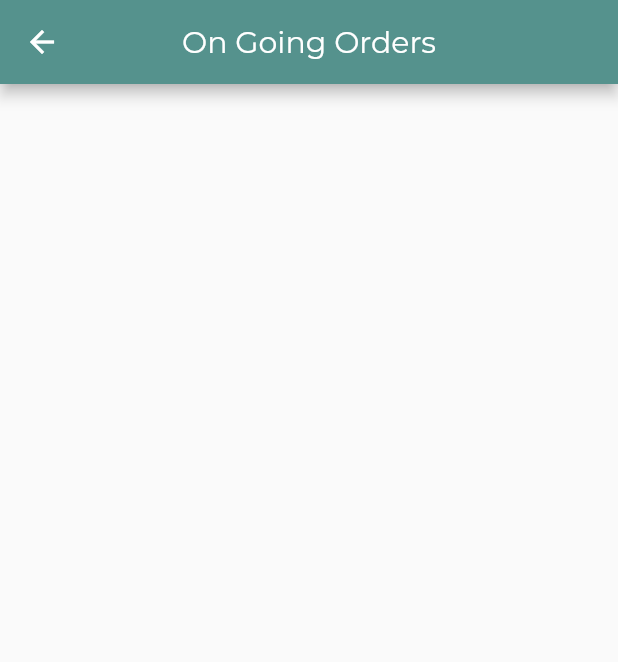
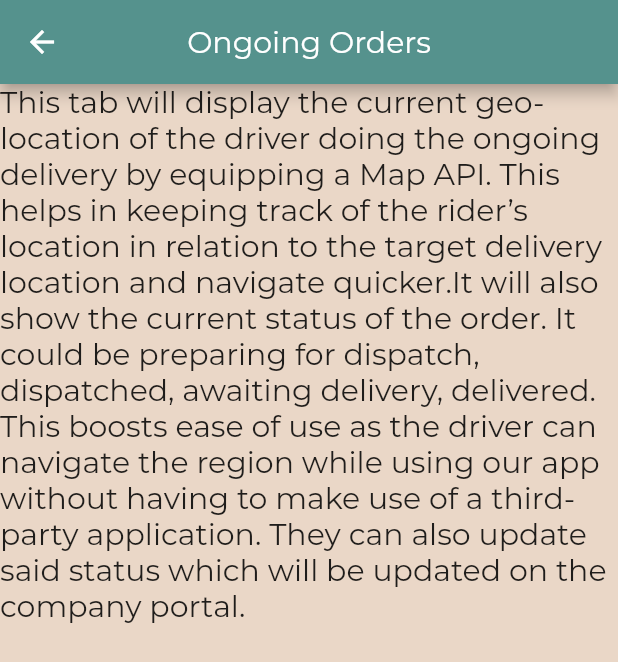
Before and after one commit to yashwanth008/HackathonApp, a Flutter app: the ongoingjobs screen opened by its route, on a phone screen of 412 x 824 dp. Shown: the top 662 px of the screen. Run offline on Flutter 3.47's test engine with Material 2 defaults, Android fonts, the phone set to English and light mode, and no system bars; our stand-ins replace syncfusion_flutter_sliders.

Commit message:
completed with docs

```diff
--- a/lib/bottomnavhire/histroyhire.dart
+++ b/lib/bottomnavhire/histroyhire.dart
@@ -6,11 +6,18 @@ class History extends StatelessWidget {
   @override
   Widget build(BuildContext context) {
     return Scaffold(
+      backgroundColor:Color(0xffEAD7C7),
       appBar:AppBar(
         backgroundColor:Color(0xff55928D),
         title:Text("Order History",style:TextStyle(fontFamily:"Montserrat",fontSize:20.0),),
         centerTitle: true,),
 
+        body:ListView(
+          children: [
+            Text("""Over time, as companies enlist delivery jobs, the details of these trips will be stored in a card format in this tab. Upon clicking these cards, detailed information about this trip will be shown to the company including the star rating received, monetary transactions etc. This enables the company to get access to their past delivery jobs without having to maintain a ledger on their own and in case of a mishap, the people concerned can be reached out to efficiently.""",style: TextStyle(fontFamily:"Montserrat",fontSize:20.0),)
+          ],
+        )
+
     );
   }
 }
--- a/lib/bottomnavhire/statushire.dart
+++ b/lib/bottomnavhire/statushire.dart
@@ -6,10 +6,17 @@ class statushire extends StatelessWidget {
   @override
   Widget build(BuildContext context) {
     return Scaffold(
+      backgroundColor:Color(0xffEAD7C7),
       appBar:AppBar(
         backgroundColor:Color(0xff55928D),
-        title:Text("On Going Order"),
+        title:Text("Ongoing Order"),
         centerTitle: true,),
+
+        body:ListView(
+          children: [
+            Text("""This tab will display the current geo-location of the driver doing the ongoing delivery by equipping a Map API. This helps in keeping track of the rider’s location in relation to the target delivery location and navigate quicker. It will also show the current status of the order. It could be preparing for dispatch, dispatched, awaiting delivery, delivered. A company may have multiple deliveries going on at once. This page will also have a drop-down to toggle between the various trips and see their status all under one tab.This boosts ease of use as the company does not have to reach out to the driver externally to get information on their delivery. """,style: TextStyle(fontFamily:"Montserrat",fontSize:20.0),)
+          ],
+        )
 
     );
   }
--- a/lib/bottomnavhire/wallethire.dart
+++ b/lib/bottomnavhire/wallethire.dart
@@ -6,11 +6,18 @@ class wallethire extends StatelessWidget {
   @override
   Widget build(BuildContext context) {
     return Scaffold(
+      backgroundColor:Color(0xffEAD7C7),
       appBar:AppBar(
         backgroundColor:Color(0xff55928D),
         title:Text("Wallet"),
         centerTitle: true,),
 
+        body:ListView(
+          children: [
+            Text("""A simple tab that holds information on the different payment methods that can be used to make monetary transactions. We think it is important to have a dedicated page for the companies to be able to access their wallet information and how much they’re paying out regularly. This refers to information like what amount they were paid through multiple payment channels like UPI, Credit Cards etc. A simple -Rs X format will be used. For future scope, this would be very helpful to create data-analytics illustrations.""",style: TextStyle(fontFamily:"Montserrat",fontSize:20.0),)
+          ],
+        )
+
 
     );
   }
--- a/lib/bottomnavjob/ongoingjobs.dart
+++ b/lib/bottomnavjob/ongoingjobs.dart
@@ -6,11 +6,17 @@ class ongoingjobs extends StatelessWidget {
   @override
   Widget build(BuildContext context) {
     return Scaffold(
+      backgroundColor:Color(0xffEAD7C7),
       appBar:AppBar(
         backgroundColor:Color(0xff55928D),
-        title:Text("On Going Orders",style:TextStyle(fontFamily:"Montserrat",fontSize:20.0),),
+        title:Text("Ongoing Orders",style:TextStyle(fontFamily:"Montserrat",fontSize:20.0),),
         centerTitle: true,
         ),
+        body:ListView(
+          children: [
+            Text("""This tab will display the current geo-location of the driver doing the ongoing delivery by equipping a Map API. This helps in keeping track of the rider’s location in relation to the target delivery location and navigate quicker.It will also show the current status of the order. It could be preparing for dispatch, dispatched, awaiting delivery, delivered. This boosts ease of use as the driver can navigate the region while using our app without having to make use of a third-party application. They can also update said status which will be updated on the company portal.""",style: TextStyle(fontFamily:"Montserrat",fontSize:20.0),)
+          ],
+        )
 
     );
   }
--- a/lib/bottomnavjob/orderhistoryjob.dart
+++ b/lib/bottomnavjob/orderhistoryjob.dart
@@ -6,11 +6,18 @@ class orderhistoryjob extends StatelessWidget {
   @override
   Widget build(BuildContext context) {
     return Scaffold(
+      backgroundColor:Color(0xffEAD7C7),
       appBar:AppBar(
         backgroundColor:Color(0xff55928D),
         title:Text("Order History",style:TextStyle(fontFamily:"Montserrat",fontSize:20.0),),
         centerTitle: true,),
 
+        body:ListView(
+          children: [
+            Text("""Over time, as each driver makes multiple trips, the details of these trips will be stored in a card format in this tab. Upon clicking these cards, detailed information about this trip will be shown to the driver including the star rating received, monetary benefits etc. This enables the individual driver to learn from their past trips and get better use of their work input.""",style: TextStyle(fontFamily:"Montserrat",fontSize:20.0),)
+          ],
+        ),
+
     );
   }
 }
--- a/lib/bottomnavjob/walletjob.dart
+++ b/lib/bottomnavjob/walletjob.dart
@@ -6,11 +6,18 @@ class walletjob extends StatelessWidget {
   @override
   Widget build(BuildContext context) {
     return Scaffold(
+      backgroundColor:Color(0xffEAD7C7),
       appBar:AppBar(
         backgroundColor:Color(0xff55928D),
         title:Text("Wallet",style:TextStyle(fontFamily:"Montserrat",fontSize:20.0),),
         centerTitle: true,),
 
+        body:ListView(
+          children: [
+            Text("""A simple tab that holds information on the different payment methods that can be used to make monetary transactions. We think it is important to have a dedicated page for the drivers to be able to access their wallet information. This refers to information like what amount they were paid through multiple payment channels like UPI, Credit Cards etc. A simple +Rs X format will be used.""",style: TextStyle(fontFamily:"Montserrat",fontSize:20.0),)
+          ],
+        )
+
     );
   }
 }
```
Also changed, not shown: 1 other file.
